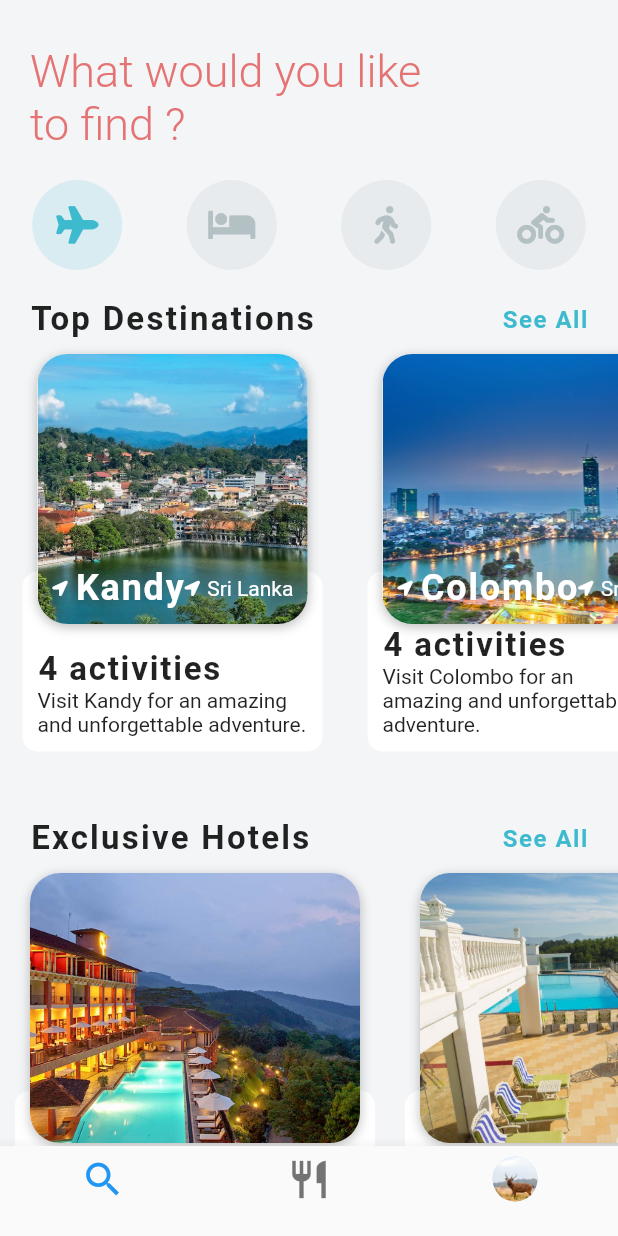
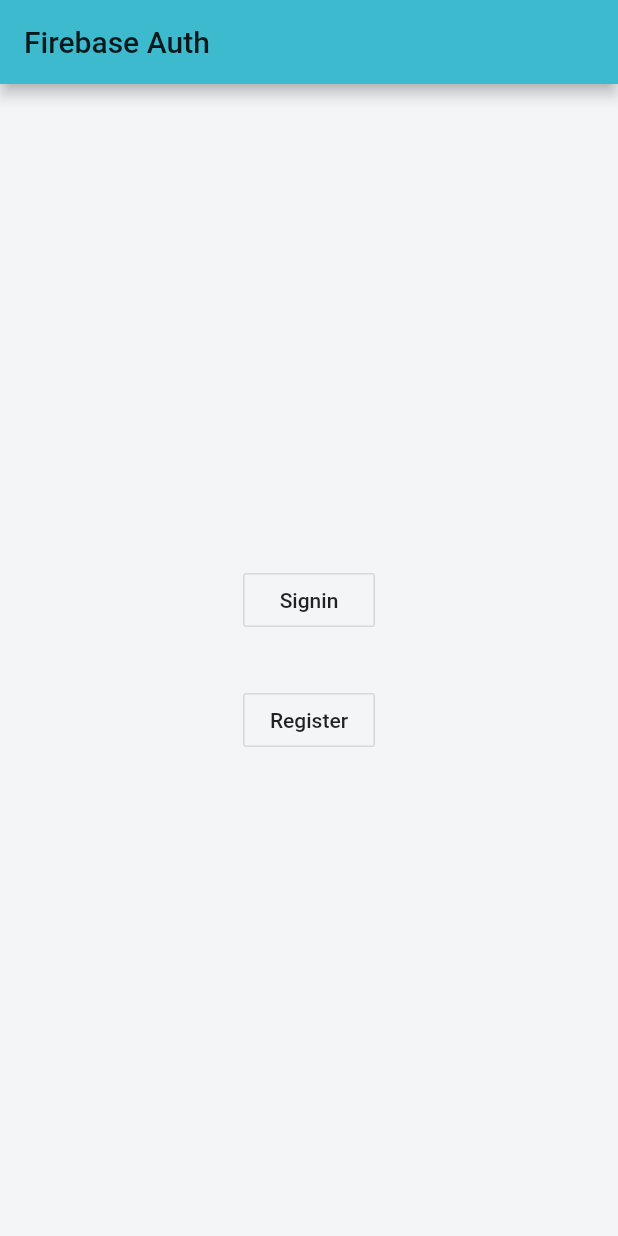
Before and after one commit to adithya0076/craftrips, a Flutter app: the screen it shows after launch, on a phone screen of 412 x 824 dp. Run offline on Flutter 3.47's test engine with Material 2 defaults, Android fonts, the phone set to English and light mode, and no system bars; our stand-ins replace firebase_auth, firebase_core, font_awesome_flutter, splashscreen; missing offline and left inert: beauty_textfield; accounts and stored records are empty.

Commit message:
Added login and sign up

```diff
--- /dev/null
+++ b/lib/firebaseAutoDemo.dart
@@ -0,0 +1,50 @@
+
+import 'package:flutter/material.dart';
+
+import 'login.dart';
+import 'register.dart';
+
+
+class FirebaseAuthDemo extends StatefulWidget {
+  @override
+  _FirebaseAuthDemoState createState() => _FirebaseAuthDemoState();
+}
+
+class _FirebaseAuthDemoState extends State<FirebaseAuthDemo> {
+  @override
+  Widget build(BuildContext context) {
+    return Scaffold(
+      appBar: AppBar(
+        title: Text("Firebase Auth"),
+      ),
+      body: Column(
+        crossAxisAlignment: CrossAxisAlignment.start,
+        mainAxisAlignment: MainAxisAlignment.center,
+        children: <Widget>[
+          Container(
+            child: OutlineButton(
+              child: Text("Signin"),
+              onPressed: () => _pushPage(context, SignIn()),
+            ),
+            padding: const EdgeInsets.all(16),
+            alignment: Alignment.center,
+          ),
+          Container(
+            child: OutlineButton(
+              child: Text("Register"),
+              onPressed: () => _pushPage(context, Register()),
+            ),
+            padding: const EdgeInsets.all(16),
+            alignment: Alignment.center,
+          ),
+        ],
+      ),
+    );
+  }
+
+  void _pushPage(BuildContext context, Widget page) {
+    Navigator.of(context).push(
+      MaterialPageRoute<void>(builder: (_) => page),
+    );
+  }
+}
--- a/lib/widgets/search_place.dart
+++ b/lib/widgets/search_place.dart
@@ -12,6 +12,7 @@ class _SearchScreenState extends State<SearchScreen> {
   @override
   Widget build(BuildContext context) {
     return Scaffold(
+      extendBodyBehindAppBar: true,
       appBar: AppBar(
 	title: Text('Find your places !',
   style: TextStyle(
@@ -20,8 +21,8 @@ class _SearchScreenState extends State<SearchScreen> {
     color: Colors.white,
   ),),
 	// flexibleSpace: Image( image: AssetImage('assets/images/mountblue.jpg'), fit: BoxFit.cover,),
-	backgroundColor: Colors.transparent,
-
+	backgroundColor: Color(0x44000000),
+  elevation: 0,
 	),
 
       body:  Container(
@@ -35,6 +36,7 @@ class _SearchScreenState extends State<SearchScreen> {
             ),
                    child: Column(
                      children: <Widget> [
+                       SizedBox(height: 80,),
                        BeautyTextfield(
                           width: double.maxFinite,
                           height: 60,
--- a/pubspec.yaml
+++ b/pubspec.yaml
@@ -31,6 +31,9 @@ dependencies:
   font_awesome_flutter: ^8.5.0
   splashscreen:
   beauty_textfield: ^0.0.1
+  firebase_core: ^0.5.0
+  firebase_auth: ^0.18.0+1
+  # fluttertoast: ^7.1.1
 
 dev_dependencies:
   flutter_test:
```
Also changed, not shown: lib/login.dart (added, +117 -0 lines), lib/main.dart (+18 -3 lines), lib/register.dart (added, +112 -0 lines), lib/screens/home_screen.dart (+23 -0 lines), pubspec.lock, 5 other files.
